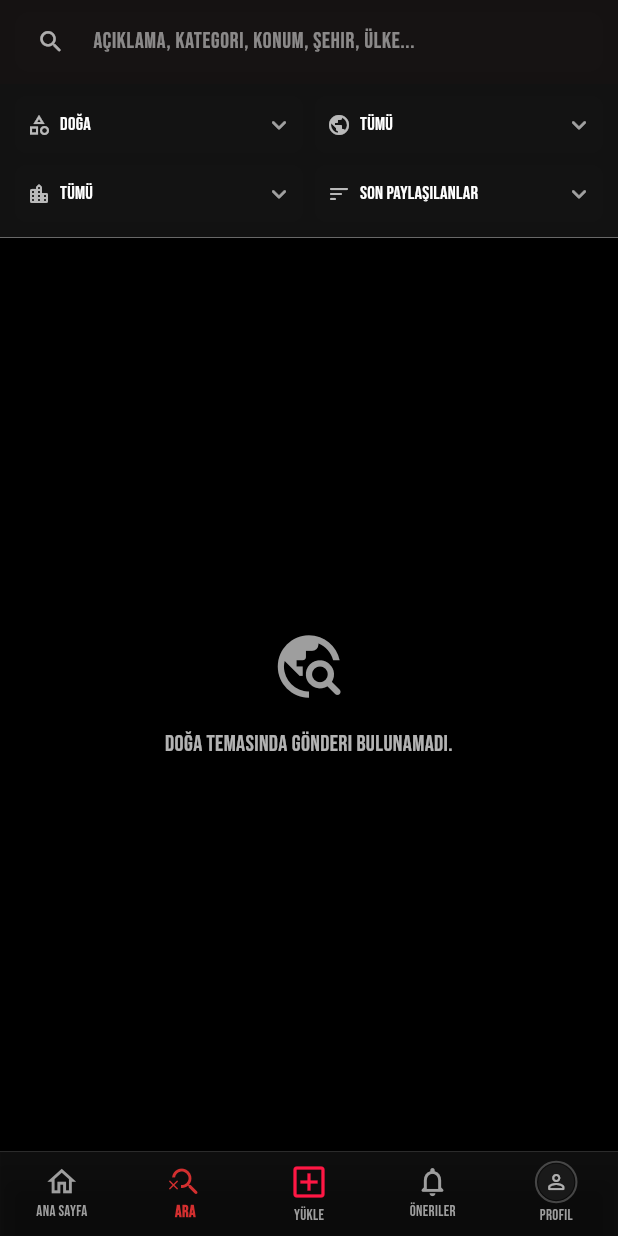
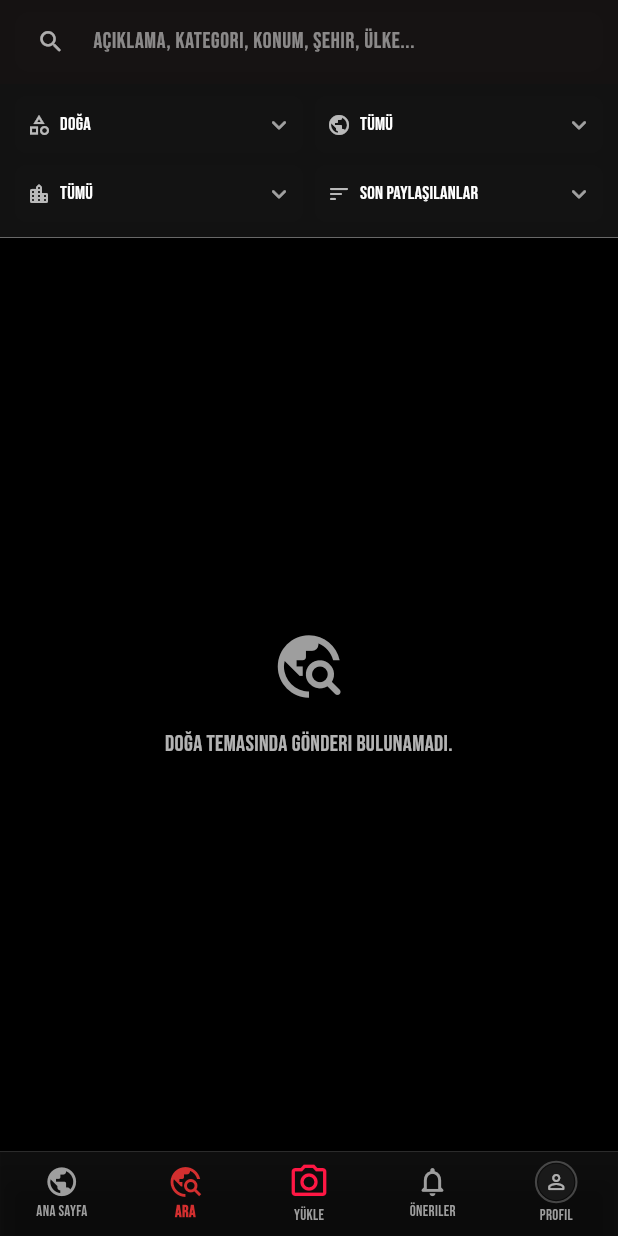
Before and after one commit to EmirSamur/Pathbook, a Flutter app: the screen it shows once a user with an empty profile is signed in, swiped to page 2, on a phone screen of 412 x 824 dp. Run offline on Flutter 3.47's test engine with Material 3 defaults, Android fonts, the phone set to English and light mode, and no system bars; our stand-ins replace cloud_firestore, dotted_border, equatable, firebase_auth, firebase_core, google_sign_in and 3 more; missing offline and left inert: cloudinary_public; accounts and stored records are empty; project files that could hold a hidden picture were left out.

Commit message:
navigation üzerinde ikonlarda düzenlemeler yapıldı

```diff
--- a/lib/sayfalar/anasayfa.dart
+++ b/lib/sayfalar/anasayfa.dart
@@ -394,10 +394,10 @@ class _AnasayfaState extends State<Anasayfa> {
           selectedLabelStyle: theme.bottomNavigationBarTheme.selectedLabelStyle?.copyWith(fontWeight: FontWeight.w600) ?? const TextStyle(fontSize: 11, fontWeight: FontWeight.w600),
           unselectedLabelStyle: theme.bottomNavigationBarTheme.unselectedLabelStyle ?? const TextStyle(fontSize: 10),
           items: [
-            _buildNavBarItem(iconData: Icons.home_outlined, activeIconData: Icons.home_rounded, label: 'Ana Sayfa', index: 0, theme: theme),
-            _buildNavBarItem(iconData: Icons.search_rounded, activeIconData: Icons.search_off_rounded, label: 'Ara', index: 1, theme: theme, iconSize: 24),
-            _buildNavBarItem(iconData: Icons.add_box_outlined, activeIconData: Icons.add_box_rounded, label: 'Yükle', index: 2, theme: theme, iconSize: 28, isSpecial: true, specialColor: Colors.redAccent[400]),
-            _buildNavBarItem(iconData: Icons.notifications_none_rounded, activeIconData: Icons.notifications_rounded, label: 'Öneriler', index: 3, theme: theme),
+            _buildNavBarItem(iconData: Icons.public, activeIconData: Icons.public, label: 'Ana Sayfa', index: 0, theme: theme),
+            _buildNavBarItem(iconData: Icons.search_rounded, activeIconData: Icons.travel_explore, label: 'Ara', index: 1, theme: theme, iconSize: 24),
+            _buildNavBarItem(iconData:Icons.camera_alt_outlined, activeIconData: Icons.camera_alt_outlined, label: 'Yükle', index: 2, theme: theme, iconSize: 28, isSpecial: true, specialColor: Colors.redAccent[400]),
+            _buildNavBarItem(iconData: Icons.notifications_none_rounded, activeIconData: Icons.notifications_active_rounded, label: 'Öneriler', index: 3, theme: theme),
             BottomNavigationBarItem(
                 icon: _buildProfileIconForNavBar(isSelected: _aktifSayfaNo == 4, profileImageUrl: _aktifKullaniciProfilFotoUrl, theme: theme),
                 label: 'Profil'
```
